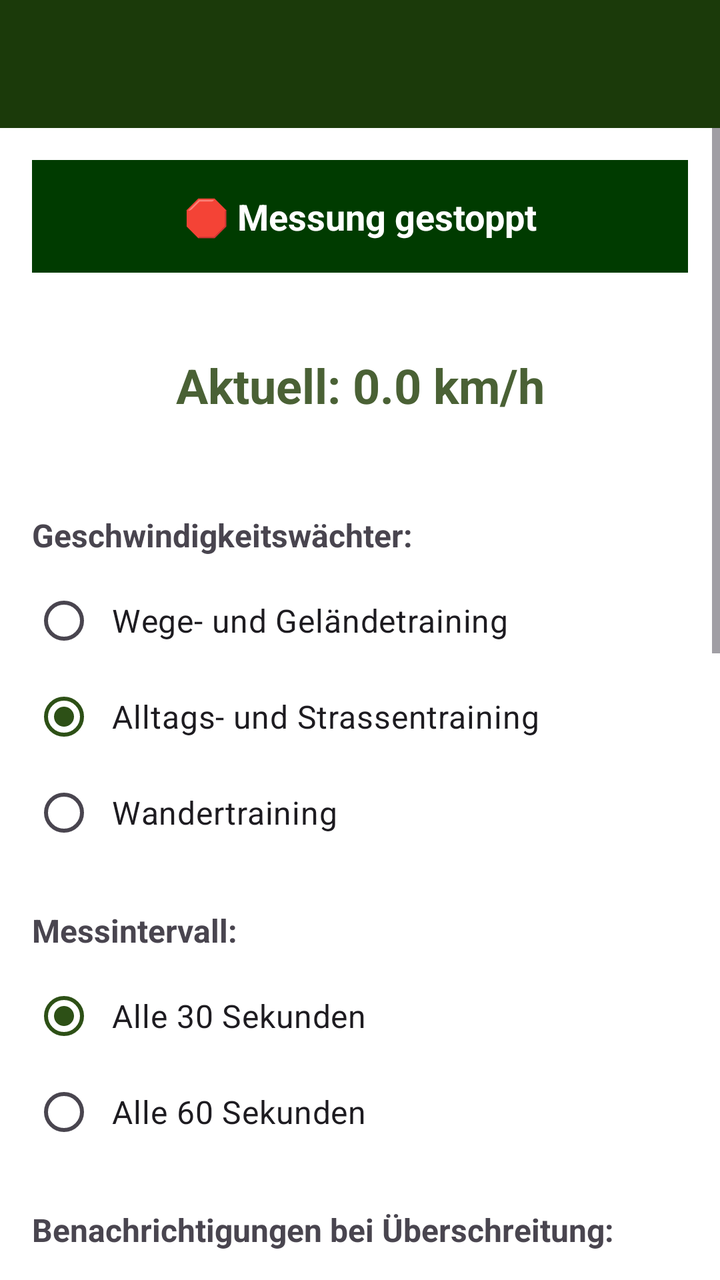
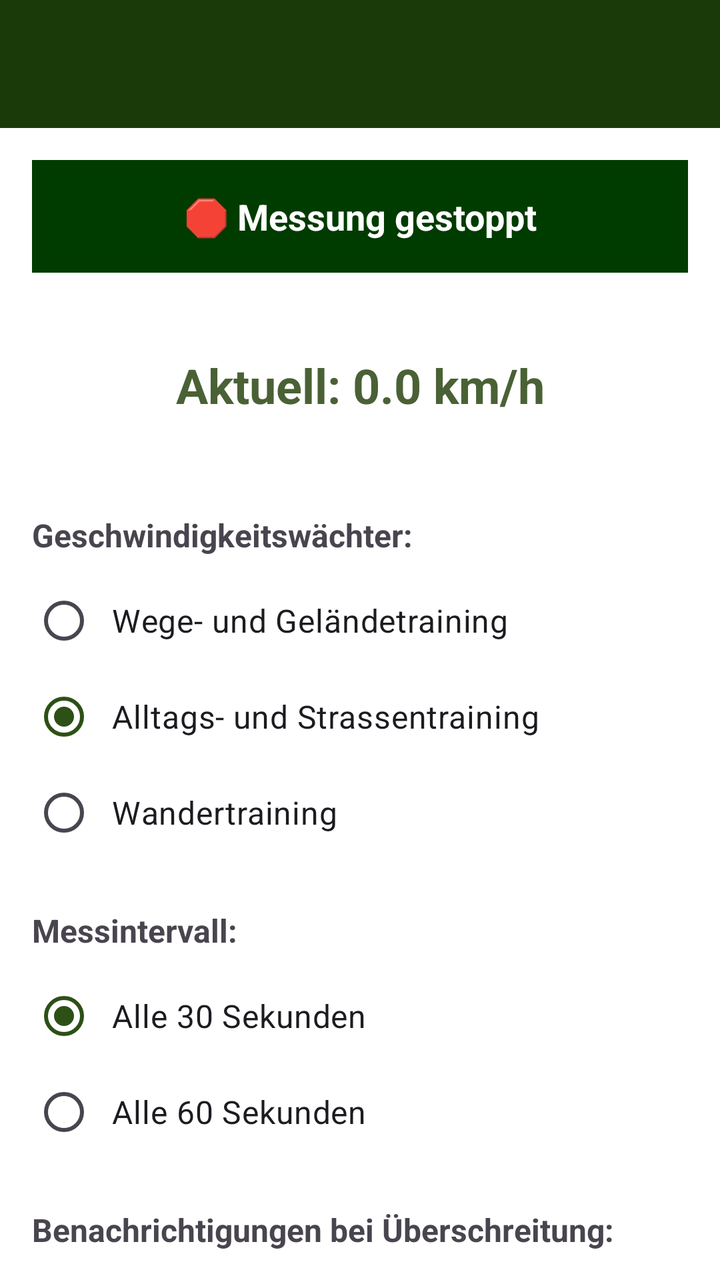

Screens rendered from an Android XML layout before and after an edit, with the pre-edit source and the edit as a unified diff.
<!-- AndroidManifest.xml: activity theme Theme.HundeWildnis -->
<!-- res/layout/activity_walking_speed.xml -->
<?xml version="1.0" encoding="utf-8"?>
<androidx.coordinatorlayout.widget.CoordinatorLayout
    xmlns:android="http://schemas.android.com/apk/res/android"
    xmlns:app="http://schemas.android.com/apk/res-auto"
    android:layout_width="match_parent"
    android:layout_height="match_parent">

    <com.google.android.material.appbar.AppBarLayout
        android:id="@+id/appbar"
        android:layout_width="match_parent"
        android:layout_height="wrap_content"
        android:fitsSystemWindows="true">

        <androidx.appcompat.widget.Toolbar
            android:id="@+id/toolbar"
            android:layout_width="match_parent"
            android:layout_height="?attr/actionBarSize"
            android:background="#1B3A0A"
            app:titleTextColor="#FFFFFF" />
    </com.google.android.material.appbar.AppBarLayout>

    <ScrollView
        android:layout_width="match_parent"
        android:layout_height="match_parent"
        app:layout_behavior="@string/appbar_scrolling_view_behavior">

        <LinearLayout
            android:layout_width="match_parent"
            android:layout_height="wrap_content"
            android:orientation="vertical"
            android:padding="16dp">

            
            <TextView
                android:id="@+id/tvStatus"
                android:layout_width="match_parent"
                android:layout_height="wrap_content"
                android:text="🛑 Messung gestoppt"
                android:textSize="18sp"
                android:textStyle="bold"
                android:textColor="#FFFFFF"
                android:textAlignment="center"
                android:padding="16dp"
                android:background="#003b00"
                android:layout_marginBottom="16dp" />

            
            <TextView
                android:id="@+id/tvCurrentSpeed"
                android:layout_width="match_parent"
                android:layout_height="wrap_content"
                android:text="Aktuell: 0.0 km/h"
                android:textSize="24sp"
                android:textStyle="bold"
                android:textAlignment="center"
                android:padding="24dp"
                android:textColor="@color/green_secondary"
                android:layout_marginBottom="24dp" />

            
            <TextView
                android:layout_width="match_parent"
                android:layout_height="wrap_content"
                android:text="Geschwindigkeitswächter:"
                android:textSize="16sp"
                android:textStyle="bold"
                android:layout_marginBottom="8dp" />

            <RadioGroup
                android:id="@+id/radioGroup"
                android:layout_width="match_parent"
                android:layout_height="wrap_content"
                android:layout_marginBottom="24dp">

                <RadioButton
                    android:id="@+id/radioSpeed25"
                    android:layout_width="match_parent"
                    android:layout_height="wrap_content"
                    android:text="Wege- und Geländetraining"
                    android:textSize="16sp"
                    android:padding="8dp" />

                <RadioButton
                    android:id="@+id/radioSpeed30"
                    android:layout_width="match_parent"
                    android:layout_height="wrap_content"
                    android:text="Alltags- und Strassentraining"
                    android:textSize="16sp"
                    android:padding="8dp"
                    android:checked="true" />

                <RadioButton
                    android:id="@+id/radioSpeed40"
                    android:layout_width="match_parent"
                    android:layout_height="wrap_content"
                    android:text="Wandertraining"
                    android:textSize="16sp"
                    android:padding="8dp" />
            </RadioGroup>

            
            <TextView
                android:layout_width="match_parent"
                android:layout_height="wrap_content"
                android:text="Messintervall:"
                android:textSize="16sp"
                android:textStyle="bold"
                android:layout_marginBottom="8dp" />

            <RadioGroup
                android:id="@+id/radioGroupInterval"
                android:layout_width="match_parent"
                android:layout_height="wrap_content"
                android:layout_marginBottom="24dp">

                <RadioButton
                    android:id="@+id/radioInterval30"
                    android:layout_width="match_parent"
                    android:layout_height="wrap_content"
                    android:text="Alle 30 Sekunden"
                    android:textSize="16sp"
                    android:padding="8dp"
                    android:checked="true" />

                <RadioButton
                    android:id="@+id/radioInterval60"
                    android:layout_width="match_parent"
                    android:layout_height="wrap_content"
                    android:text="Alle 60 Sekunden"
                    android:textSize="16sp"
                    android:padding="8dp" />
            </RadioGroup>

            
            <TextView
                android:layout_width="match_parent"
                android:layout_height="wrap_content"
                android:text="Benachrichtigungen bei Überschreitung:"
                android:textSize="16sp"
                android:textStyle="bold"
                android:layout_marginBottom="8dp" />

            <com.google.android.material.switchmaterial.SwitchMaterial
                android:id="@+id/switchVibration"
                android:layout_width="match_parent"
                android:layout_height="wrap_content"
                android:text="Vibration"
                android:textSize="16sp"
                android:padding="8dp"
                android:checked="true" />

            <com.google.android.material.switchmaterial.SwitchMaterial
                android:id="@+id/switchSound"
                android:layout_width="match_parent"
                android:layout_height="wrap_content"
                android:text="Ton"
                android:textSize="16sp"
                android:padding="8dp"
                android:checked="true"
                android:layout_marginBottom="24dp" />

            
            <com.google.android.material.button.MaterialButton
                android:id="@+id/btnStartStop"
                android:layout_width="match_parent"
                android:layout_height="60dp"
                android:text="🏁 Messung starten"
                android:textSize="18sp"
                android:textStyle="bold"
                app:cornerRadius="8dp"
                app:backgroundTint="#2d5016"
                android:textColor="#FFFFFF"
                android:layout_marginBottom="24dp" />

            
            <com.google.android.material.card.MaterialCardView
                android:layout_width="match_parent"
                android:layout_height="300dp"
                android:layout_marginBottom="16dp"
                app:cardCornerRadius="8dp"
                app:cardElevation="4dp">

                <LinearLayout
                    android:layout_width="match_parent"
                    android:layout_height="match_parent"
                    android:orientation="vertical"
                    android:padding="8dp">

                    <TextView
                        android:layout_width="match_parent"
                        android:layout_height="wrap_content"
                        android:text="📊 Geschwindigkeitsverlauf"
                        android:textSize="16sp"
                        android:textStyle="bold"
                        android:textColor="?android:attr/textColorPrimary"
                        android:layout_marginBottom="8dp" />

                    <com.github.mikephil.charting.charts.LineChart
                        android:id="@+id/speedChart"
                        android:layout_width="match_parent"
                        android:layout_height="match_parent" />

                </LinearLayout>
            </com.google.android.material.card.MaterialCardView>

            
            <com.google.android.material.card.MaterialCardView
                android:layout_width="match_parent"
                android:layout_height="wrap_content"
                android:layout_marginBottom="16dp"
                app:cardCornerRadius="8dp"
                app:cardElevation="4dp">

                <LinearLayout
                    android:layout_width="match_parent"
                    android:layout_height="wrap_content"
                    android:orientation="vertical"
                    android:padding="16dp">

                    <TextView
                        android:layout_width="match_parent"
                        android:layout_height="wrap_content"
                        android:text="📈 Statistiken"
                        android:textSize="16sp"
                        android:textStyle="bold"
                        android:textColor="?android:attr/textColorPrimary"
                        android:layout_marginBottom="8dp" />

                    <TextView
                        android:id="@+id/tvStats"
                        android:layout_width="match_parent"
                        android:layout_height="wrap_content"
                        android:text="Starte Tracking um Statistiken zu sehen"
                        android:textColor="?android:attr/textColorSecondary"
                        android:textSize="14sp" />

                </LinearLayout>
            </com.google.android.material.card.MaterialCardView>

            
            <com.google.android.material.button.MaterialButton
                android:id="@+id/btnExport"
                android:layout_width="match_parent"
                android:layout_height="60dp"
                android:text="📄 Als PDF exportieren"
                android:textSize="16sp"
                android:textStyle="bold"
                app:cornerRadius="8dp"
                app:backgroundTint="#4a6135"
                android:textColor="#FFFFFF"
                android:enabled="false" />

        </LinearLayout>
    </ScrollView>

</androidx.coordinatorlayout.widget.CoordinatorLayout>
<!-- resources referenced by this layout -->
<resources>
  <color name="green_secondary">#4a6135</color>
  <style name="Theme.HundeWildnis" parent="Base.Theme.HundeWildnis" />
  <style name="Base.Theme.HundeWildnis" parent="Theme.Material3.Light.NoActionBar">
          <item name="colorPrimary">#2d5016</item>
          <item name="colorPrimaryVariant">#1a3009</item>
          <item name="colorOnPrimary">#FFFFFF</item>
          <item name="colorSecondary">#6b8e4e</item>
          <item name="colorSecondaryVariant">#4a6135</item>
          <item name="colorOnSecondary">#000000</item>
          <item name="android:statusBarColor">?attr/colorPrimaryVariant</item>
  
          <item name="android:navigationBarColor">@android:color/transparent</item>
          <item name="android:windowLightStatusBar">true</item>
          <item name="android:windowLightNavigationBar">true</item>
          <item name="android:enforceNavigationBarContrast" tools:targetApi="q">false</item>
          <item name="android:enforceStatusBarContrast" tools:targetApi="q">false</item>
  
          
          <item name="colorAccent">#2d5016</item>
          <item name="android:textColorPrimary">#000000</item>
  
          
          <item name="materialAlertDialogTheme">@style/AlertDialogTheme</item>
  
          
          <item name="actionMenuTextColor">#FFFFFF</item>
  
          
          <item name="android:windowBackground">#FFFFFF</item>
          <item name="android:colorBackground">#FFFFFF</item>
      </style>
  <style name="AlertDialogTheme" parent="ThemeOverlay.Material3.MaterialAlertDialog">
          
          <item name="colorSurface">#FFFFFF</item>
  
          
          <item name="colorOnSurface">#000000</item>
          <item name="android:textColorPrimary">#000000</item>
  
          
          <item name="buttonBarPositiveButtonStyle">@style/DialogButtonStyle.Light</item>
          <item name="buttonBarNegativeButtonStyle">@style/DialogButtonStyle.Light</item>
          <item name="buttonBarNeutralButtonStyle">@style/DialogButtonStyle.Light</item>
      </style>
  <style name="DialogButtonStyle.Light" parent="Widget.Material3.Button.TextButton.Dialog">
          
          <item name="android:textColor">#2d5016</item>
  
          
          <item name="backgroundTint">@android:color/transparent</item>
  
          
          <item name="rippleColor">#332d5016</item>
      </style>
</resources>

<!-- the commit's change to res/layout/activity_walking_speed.xml (unified diff, before → after) -->
@@ -19,7 +19,7 @@
             app:titleTextColor="#FFFFFF" />
     </com.google.android.material.appbar.AppBarLayout>
 
-    <ScrollView
+    <androidx.core.widget.NestedScrollView
         android:layout_width="match_parent"
         android:layout_height="match_parent"
         app:layout_behavior="@string/appbar_scrolling_view_behavior">
@@ -187,6 +187,7 @@
                     android:padding="8dp">
 
                     <TextView
+                        android:id="@+id/tvChartTitle"
                         android:layout_width="match_parent"
                         android:layout_height="wrap_content"
                         android:text="📊 Geschwindigkeitsverlauf"
@@ -238,19 +239,71 @@
             </com.google.android.material.card.MaterialCardView>
 
             
-            <com.google.android.material.button.MaterialButton
-                android:id="@+id/btnExport"
-                android:layout_width="match_parent"
-                android:layout_height="60dp"
-                android:text="📄 Als PDF exportieren"
-                android:textSize="16sp"
-                android:textStyle="bold"
-                app:cornerRadius="8dp"
-                app:backgroundTint="#4a6135"
-                android:textColor="#FFFFFF"
-                android:enabled="false" />
+            <LinearLayout
+                android:layout_width="match_parent"
+                android:layout_height="wrap_content"
+                android:orientation="horizontal"
+                android:layout_marginBottom="8dp">
+
+                <com.google.android.material.button.MaterialButton
+                    android:id="@+id/btnExport"
+                    android:layout_width="0dp"
+                    android:layout_height="60dp"
+                    android:layout_weight="1"
+                    android:layout_marginEnd="8dp"
+                    android:text="📄 PDF"
+                    android:textSize="14sp"
+                    android:textStyle="bold"
+                    app:cornerRadius="8dp"
+                    app:backgroundTint="#4a6135"
+                    android:textColor="#FFFFFF"
+                    android:enabled="false" />
+
+                <com.google.android.material.button.MaterialButton
+                    android:id="@+id/btnExportGpx"
+                    android:layout_width="0dp"
+                    android:layout_height="60dp"
+                    android:layout_weight="1"
+                    android:layout_marginEnd="8dp"
+                    android:text="🗺️ GPX"
+                    android:textSize="14sp"
+                    android:textStyle="bold"
+                    app:cornerRadius="8dp"
+                    app:backgroundTint="#4a6135"
+                    android:textColor="#FFFFFF"
+                    android:enabled="false" />
+
+                <com.google.android.material.button.MaterialButton
+                    android:id="@+id/btnShare"
+                    android:layout_width="0dp"
+                    android:layout_height="60dp"
+                    android:layout_weight="1"
+                    android:text="📤 Teilen"
+                    android:textSize="14sp"
+                    android:textStyle="bold"
+                    app:cornerRadius="8dp"
+                    app:backgroundTint="#2d5016"
+                    android:textColor="#FFFFFF"
+                    android:enabled="false" />
+            </LinearLayout>
+
+            
+            <TextView
+                android:layout_width="match_parent"
+                android:layout_height="wrap_content"
+                android:text="🕒 Historie (Bisherige Messungen)"
+                android:textSize="18sp"
+                android:textStyle="bold"
+                android:layout_marginBottom="12dp" />
+
+            
+            <androidx.recyclerview.widget.RecyclerView
+                android:id="@+id/rvHistory"
+                android:layout_width="match_parent"
+                android:layout_height="wrap_content"
+                android:nestedScrollingEnabled="false" />
 
         </LinearLayout>
-    </ScrollView>
+    </androidx.core.widget.NestedScrollView>
 
 </androidx.coordinatorlayout.widget.CoordinatorLayout>
